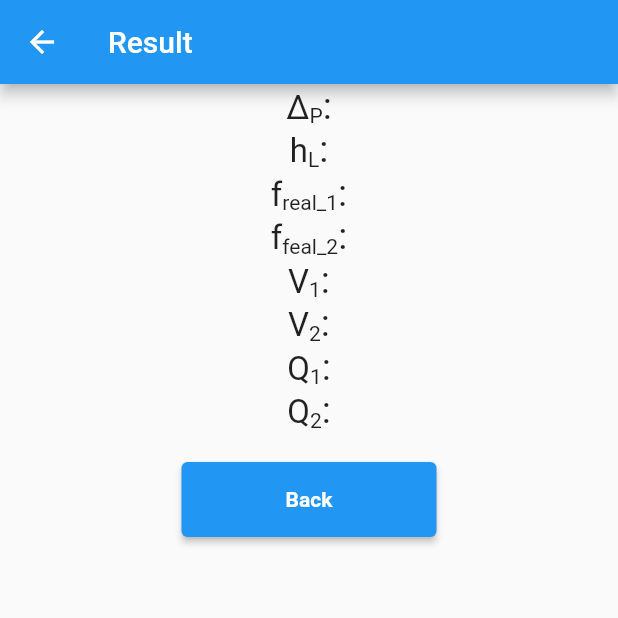
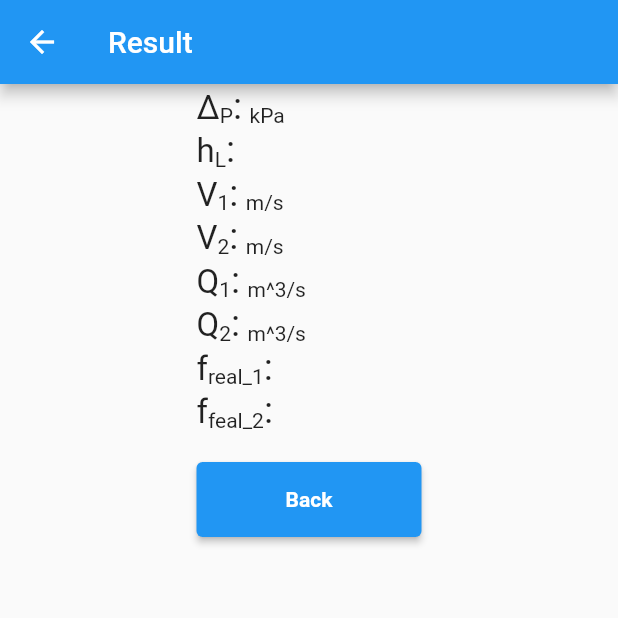
Before and after one commit to Hitbee-dev/measuring_for_pipe_pressure, a Flutter app: the ResultPage screen opened by its route, on a phone screen of 412 x 824 dp, the top half of it. Run offline on Flutter 3.47's test engine with Material 2 defaults, Android fonts, the phone set to English and light mode, and no system bars; our stand-ins replace get.

Commit message:
ResultPage Modification

```diff
--- a/lib/page/result_page.dart
+++ b/lib/page/result_page.dart
@@ -1,5 +1,7 @@
 import 'package:flutter/material.dart';
 import 'package:get/get.dart';
+
+import 'main_page.dart';
 
 class ResultPage extends StatefulWidget {
   const ResultPage({Key? key}) : super(key: key);
@@ -24,24 +26,23 @@ class _ResultPageState extends State<ResultPage> {
         ),
         body: SafeArea(
           child: SingleChildScrollView(
-            child: Row(
-              mainAxisAlignment: MainAxisAlignment.center,
-              children: [
-                Column(
-                  mainAxisAlignment: MainAxisAlignment.start,
+            child: Center(
+              child: Container(
+                width: 150,
+                child: Column(
                   children: [
-                    resultText("Δ", "P", ":"),
-                    resultText("h", "L", ":"),
-                    resultText("f", "real_1", ":"),
-                    resultText("f", "feal_2", ":"),
-                    resultText("V", "1", ":"),
-                    resultText("V", "2", ":"),
-                    resultText("Q", "1", ":"),
-                    resultText("Q", "2", ":"),
+                    resultText("Δ", "P", ":", " ", "kPa"),
+                    resultText("h", "L", ":", " ", ""),
+                    resultText("V", "1", ":", " ", "m/s"),
+                    resultText("V", "2", ":", " ", "m/s"),
+                    resultText("Q", "1", ":", " ", "m^3/s"),
+                    resultText("Q", "2", ":", " ", "m^3/s"),
+                    resultText("f", "real_1", ":", " ", ""),
+                    resultText("f", "feal_2", ":", " ", ""),
                     backButton()
                   ],
                 ),
-              ],
+              ),
             ),
           ),
         ),
@@ -49,13 +50,17 @@ class _ResultPageState extends State<ResultPage> {
     );
   }
 
-  Widget resultText(String result_f, String result_m, String result_b) {
+  Widget resultText(String result_f, String result_m, String result_b,
+      String result_data, String result_u) {
     return Row(
+      mainAxisAlignment: MainAxisAlignment.start,
       crossAxisAlignment: CrossAxisAlignment.end,
       children: [
         Text(result_f, style: TextStyle(fontSize: 22)),
         Text(result_m, style: TextStyle(fontSize: 14)),
         Text(result_b, style: TextStyle(fontSize: 25)),
+        Text(result_data, style: TextStyle(fontSize: 20)),
+        Text(result_u, style: TextStyle(fontSize: 14)),
       ],
     );
   }
```
